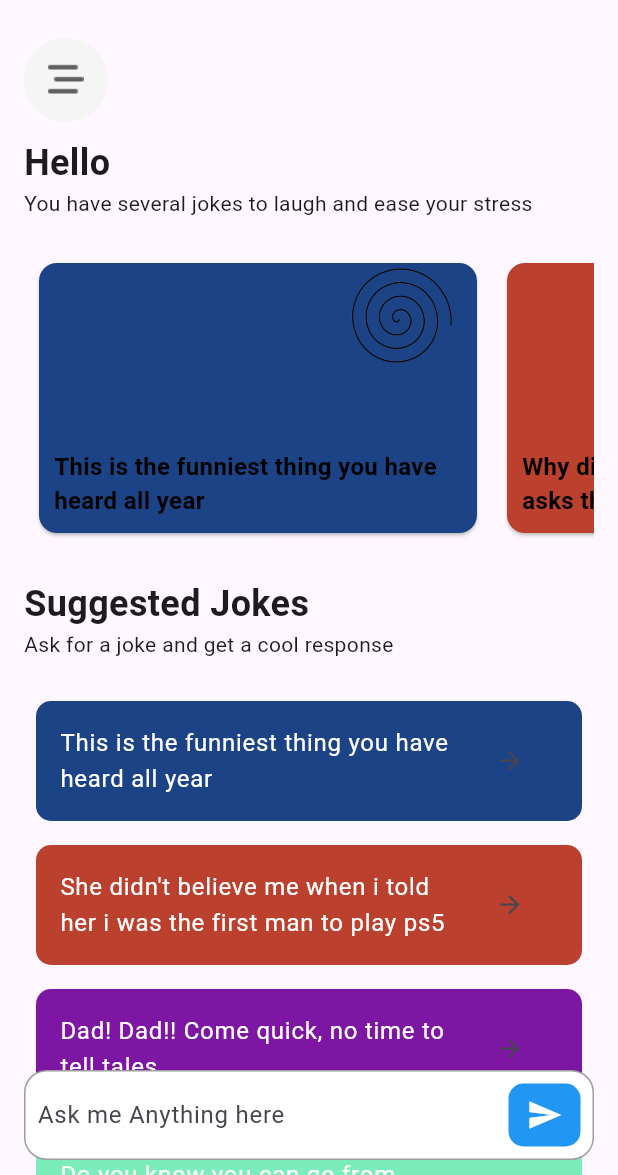
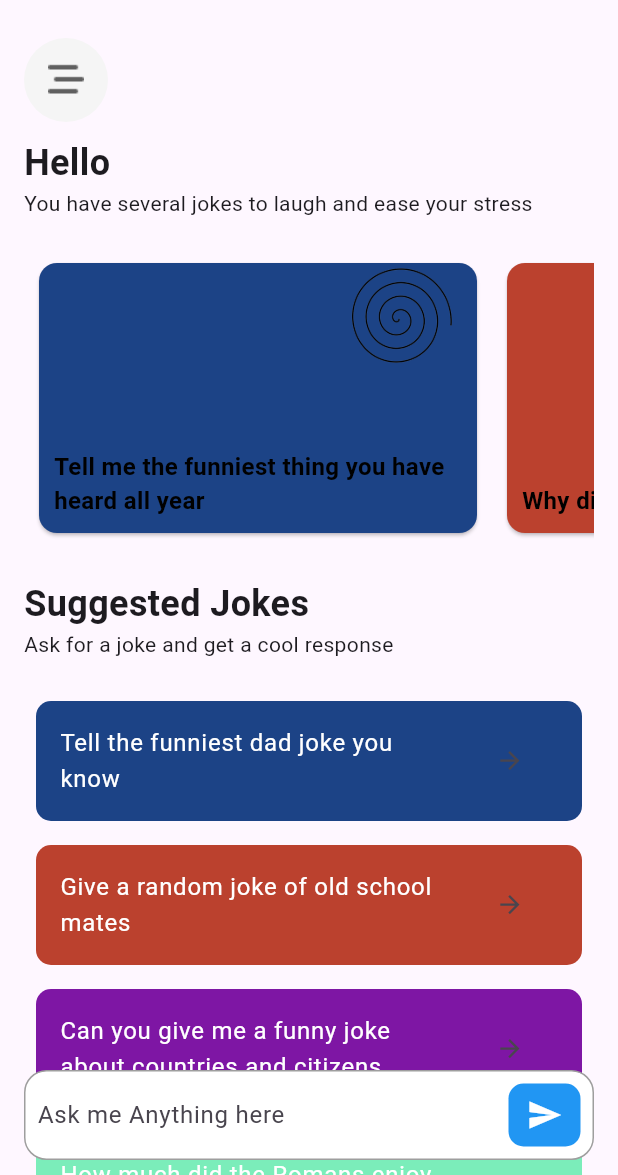
Before and after one commit to AdahGodwin/joke-ai-app, a Flutter app: the HomeScreen screen opened directly with empty values, on a phone screen of 412 x 824 dp, the part 61-1236 px from its top. Run offline on Flutter 3.47's test engine with Material 3 defaults, Android fonts, the phone set to English and light mode, and no system bars; our stand-ins replace google_fonts, shared_preferences; missing offline and left inert: hng_authentication, hngx_openai, jumping_dot; accounts and stored records are empty.

Commit message:
Adding dynamic colors to message bubble and updating content

```diff
--- a/lib/widgets/joke_suggestion.dart
+++ b/lib/widgets/joke_suggestion.dart
@@ -12,24 +12,21 @@ class JokeSuggestion extends StatelessWidget {
   final String selectedChatId;
   final Function(bool value) showHome;
   final List<JokeSuggestionData> suggestedJokes = [
+    JokeSuggestionData(jokeTitle: 'Tell the funniest dad joke you know'),
+    JokeSuggestionData(jokeTitle: 'Give a random joke of old school mates'),
+    JokeSuggestionData(
+        jokeTitle: 'Can you give me a funny joke about countries and citizens'),
+    JokeSuggestionData(jokeTitle: 'How much did the Romans enjoy jokes'),
     JokeSuggestionData(
         jokeTitle: 'This is the funniest thing you have heard all year'),
     JokeSuggestionData(
         jokeTitle:
-            'She didn\'t believe me when i told her i was the first man to play ps5'),
-    JokeSuggestionData(
-        jokeTitle: 'Dad! Dad!! Come quick, no time to tell tales'),
-    JokeSuggestionData(
-        jokeTitle: 'Do you know you can go from your house to Greece in 2hrs'),
-    JokeSuggestionData(
-        jokeTitle: 'This is the funniest thing you have heard all year'),
+            'Tell a joke to motivate a person to shake off the challenges and move on'),
     JokeSuggestionData(
         jokeTitle:
-            'Just keep it going, she said. Make sure to get to the end of it.'),
+            'Magicians and Comedians, who makes the world a better place'),
     JokeSuggestionData(
-        jokeTitle: 'This is the funniest thing you have heard all year'),
-    JokeSuggestionData(
-        jokeTitle: 'Let me show you how i turned water to juice'),
+        jokeTitle: 'A religious joke will be really interesting at the point'),
   ];
 
   @override
--- a/lib/widgets/messages.dart
+++ b/lib/widgets/messages.dart
@@ -1,3 +1,5 @@
+import 'dart:math';
+
 import 'package:flutter/material.dart';
 import 'package:jokes_ai_app/providers/chats_provider.dart';
 import 'package:jokes_ai_app/widgets/message_bubble.dart';
@@ -9,11 +11,25 @@ class Messages extends StatelessWidget {
 
   @override
   Widget build(BuildContext context) {
+    Random random = Random();
     return ListView.builder(
         reverse: true,
         itemCount: chat.messages?.length ?? 0,
         itemBuilder: (context, index) {
+          Color backgroundColor;
+
+          if (index % 2 == 0) {
+            // backgroundColor = Colors.red;
+            backgroundColor = Color((random.nextDouble() * 0xFFFFFF).toInt())
+                .withOpacity(1.0);
+          } else {
+            // backgroundColor = Colors.green;
+            backgroundColor = Color((random.nextDouble() * 0xFFFFFF).toInt())
+                .withOpacity(1.0);
+          }
+
           return MessageBubble(
+            backgroundColor: backgroundColor,
             isMe: chat.messages?.reversed.toList()[index]["sender"] == "user1",
             message: chat.messages?.reversed.toList()[index],
           );
--- a/lib/widgets/scrolling_cards.dart
+++ b/lib/widgets/scrolling_cards.dart
@@ -6,14 +6,11 @@ import 'package:jokes_ai_app/models/scrolling_card_data.dart';
 class ScrollingCards extends StatelessWidget {
   final List<ScrollingCardData> cardTitles = [
     ScrollingCardData(
-        jokeTitle: 'This is the funniest thing you have heard all year'),
+        jokeTitle: 'Tell me the funniest thing you have heard all year'),
+    ScrollingCardData(jokeTitle: 'Why did the chicken cross the road'),
     ScrollingCardData(
-        jokeTitle:
-            'Why did the chicken cross the road asks the curious passerby'),
-    ScrollingCardData(
-        jokeTitle:
-            'Two girls and one guy where caught in bed. Do you know why?'),
-    ScrollingCardData(jokeTitle: 'The dog said to the lion, you talk too much'),
+        jokeTitle: 'Do you know why politicians can\'t make heaven?'),
+    ScrollingCardData(jokeTitle: 'Give a funny story on the animal kingdom'),
   ];
 
   ScrollingCards({super.key});
```
Also changed, not shown: lib/widgets/message_bubble.dart (+11 -2 lines).
